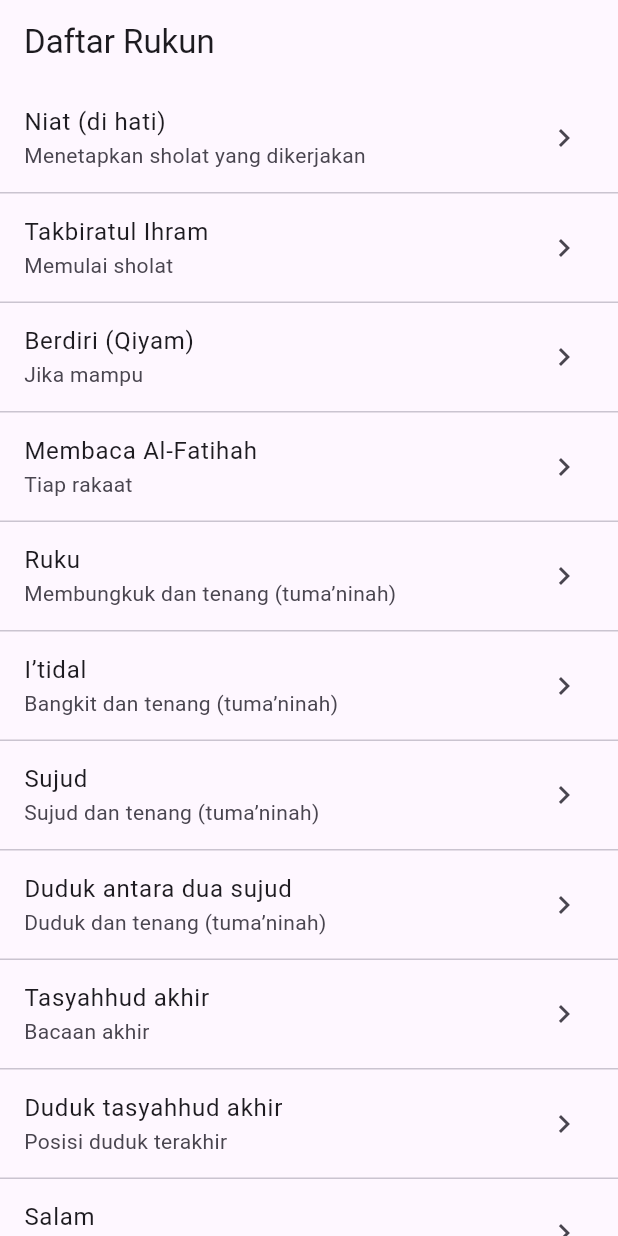
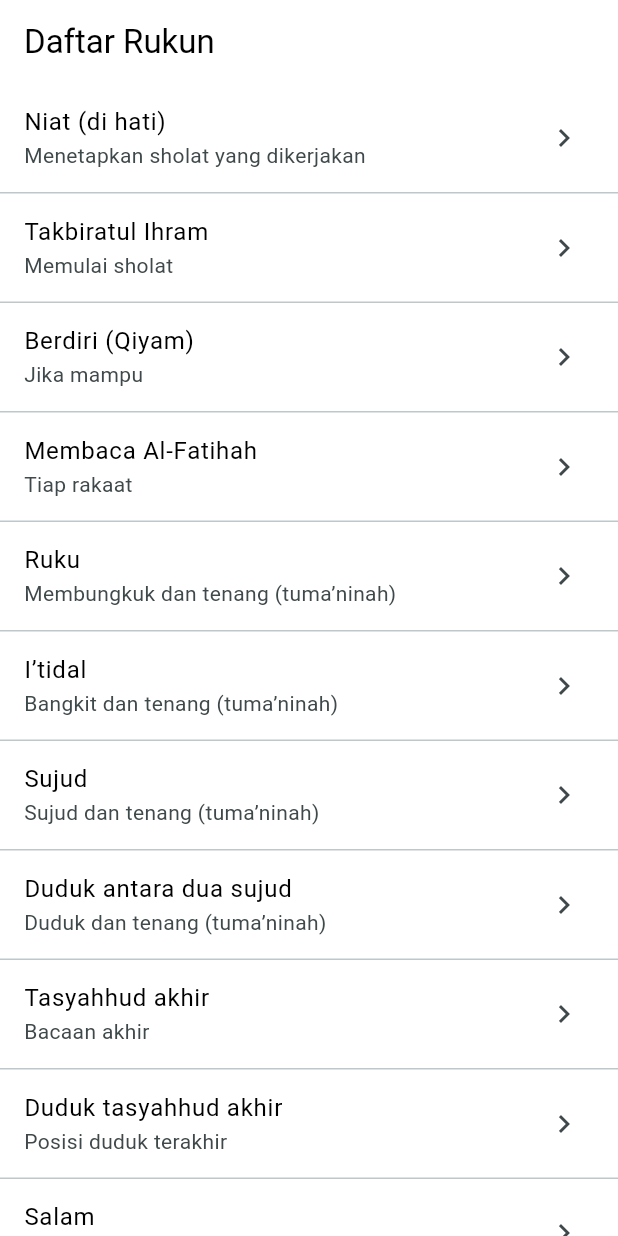
Before and after one commit to frsnmk/teman_solat, a Flutter app: the screen it shows after launch, after a tap on "Mulai dari Rukun", on a phone screen of 412 x 824 dp. Run offline on Flutter 3.47's test engine with Material 3 defaults, Android fonts, the phone set to English and light mode, and no system bars; our stand-ins replace flutter_riverpod, go_router, hive_flutter; accounts and stored records are empty.

Commit message:
feat: add app theme

```diff
--- a/lib/app/app.dart
+++ b/lib/app/app.dart
@@ -1,5 +1,6 @@
 import 'package:flutter/material.dart';
 import 'package:flutter_riverpod/flutter_riverpod.dart';
+import 'package:teman_solat/shared/theme.dart';
 
 import 'router.dart';
 
@@ -12,7 +13,9 @@ class MyApp extends ConsumerWidget {
     return MaterialApp.router(
       debugShowCheckedModeBanner: false,
       title: 'Teman Solat',
-      theme: ThemeData(useMaterial3: true),
+      theme: AppTheme.light,
+      darkTheme: AppTheme.dark,
+      themeMode: ThemeMode.system,
       routerConfig: router,
     );
   }
--- /dev/null
+++ b/lib/shared/theme.dart
@@ -0,0 +1,47 @@
+import 'dart:ui';
+
+import 'package:flutter/material.dart';
+
+class AppColors {
+  static const primary = Color(0xFF2e646b);
+  static const secondary = Color(0xFFE89042);
+
+  static const white = Colors.white;
+  static const black = Colors.black;
+  static const darkBg = Color(0xFF121212);
+}
+
+class AppTheme {
+  static ThemeData get light {
+    return ThemeData(
+      useMaterial3: true,
+      brightness: Brightness.light,
+      colorScheme: ColorScheme.fromSeed(
+        seedColor: AppColors
+            .primary, // Warna bibit (untuk menggenerate warna turunan lain)
+        brightness: Brightness.light, // Racikan warnanya untuk mode siang
+        primary: AppColors
+            .primary, // Warna utama (biar gak kereplace pake warna generate-an si bibit yang kadang nakal),
+        surface: AppColors.white, // Warna background untuk component
+        onSurface: AppColors
+            .black, // Warna teks untuk component (yang ada diatas background component)
+      ),
+      scaffoldBackgroundColor: AppColors.white,
+    );
+  }
+
+  static ThemeData get dark {
+    return ThemeData(
+      useMaterial3: true,
+      brightness: Brightness.dark,
+      colorScheme: ColorScheme.fromSeed(
+        seedColor: AppColors.primary,
+        brightness: Brightness.dark,
+        primary: AppColors.primary,
+        surface: AppColors.darkBg,
+        onSurface: AppColors.white,
+      ),
+      scaffoldBackgroundColor: AppColors.darkBg,
+    );
+  }
+}
```
